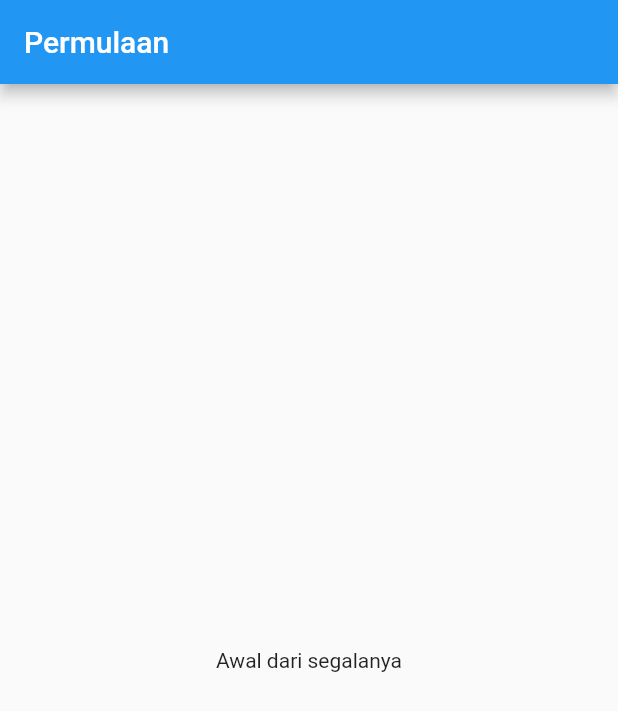
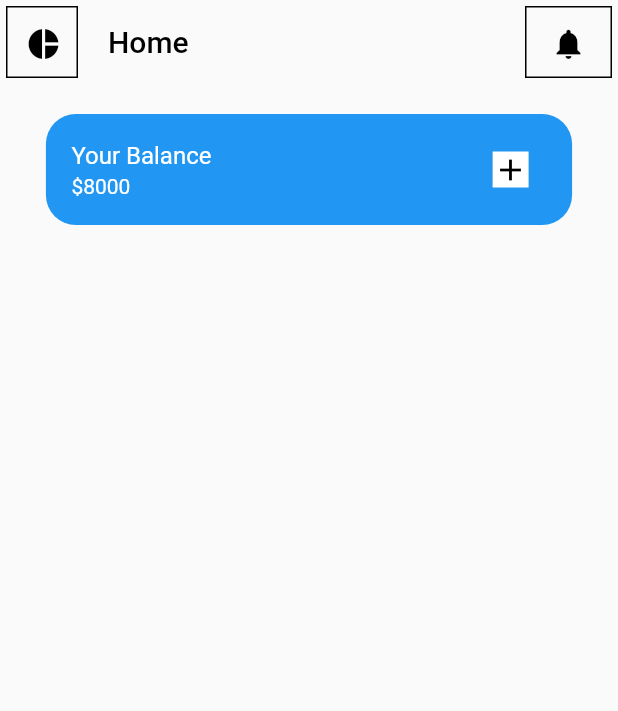
Before and after one commit to askpradana/project_structure, a Flutter app: the screen it shows after launch, on a phone screen of 412 x 824 dp. Shown: the top 711 px of the screen. Run offline on Flutter 3.47's test engine with Material 2 defaults, Android fonts, the phone set to English and light mode, and no system bars.

Commit message:
list pertama

```diff
--- a/lib/screens/home.dart
+++ b/lib/screens/home.dart
@@ -1,14 +1,103 @@
 import 'package:flutter/material.dart';
 
-class Home extends StatelessWidget {
+class Home extends StatefulWidget {
+  final String title = "Home";
+  final String balanceTitle = "Your Balance";
+  final String balanceTotal = "\$8000";
+  @override
+  _HomeState createState() => _HomeState();
+}
+
+class _HomeState extends State<Home> {
   @override
   Widget build(BuildContext context) {
+    final jarakHorizontal = MediaQuery.of(context).size.width;
+    final jarakVertikal = MediaQuery.of(context).size.height;
     return Scaffold(
-      appBar: AppBar(
-        title: Text("Permulaan"),
-      ),
-      body: Center(
-        child: Text("Awal dari segalanya"),
+        appBar: AppBar(
+          leading: AppBarIcon(
+            icon: Icon(Icons.pie_chart),
+            color: Colors.black,
+            margin: EdgeInsets.all(4),
+            padding: EdgeInsets.all(4),
+            onPressed: () {},
+          ),
+          actions: [
+            AppBarIcon(
+              icon: Icon(Icons.notifications),
+              color: Colors.black,
+              margin: EdgeInsets.all(4),
+              padding: EdgeInsets.all(4),
+              onPressed: () {},
+            )
+          ],
+          title: Text(
+            widget.title,
+            style: TextStyle(color: Colors.black),
+          ),
+          elevation: 0,
+          backgroundColor: Colors.transparent,
+        ),
+        body: ListView(
+          padding: EdgeInsets.symmetric(horizontal: jarakHorizontal * 0.05),
+          children: [
+            Container(
+              margin: EdgeInsets.fromLTRB(10, 20, 10, 0),
+              decoration: BoxDecoration(
+                color: Colors.blue,
+                border: Border.all(color: Colors.transparent),
+                borderRadius: BorderRadius.all(Radius.circular(20))
+              ),
+              child: ListTile(
+                title: Text(widget.balanceTitle,
+                  style: TextStyle(color: Colors.white),
+                ),
+                subtitle: Text(widget.balanceTotal,
+                  style: TextStyle(color: Colors.white),
+                ),
+                trailing: IconButton(
+                  icon: Container(
+                    color: Colors.white,
+                    child: Icon(
+                      Icons.add,
+                      color: Colors.black,
+                    ),
+                  ),
+                  onPressed: () {},
+                ),
+              ),
+            ),
+          ],
+        ));
+  }
+}
+
+class AppBarIcon extends StatelessWidget {
+  const AppBarIcon(
+      {Key key,
+      this.icon,
+      this.margin,
+      this.padding,
+      this.onPressed,
+      this.color})
+      : super(key: key);
+
+  final Widget icon;
+  final EdgeInsetsGeometry margin, padding;
+  final Function onPressed;
+  final Color color;
+
+  @override
+  Widget build(BuildContext context) {
+    return Container(
+      padding: padding,
+      decoration:
+          BoxDecoration(border: Border.all(width: 1, color: Colors.black)),
+      margin: margin,
+      child: IconButton(
+        icon: icon,
+        color: color,
+        onPressed: onPressed,
       ),
     );
   }
```
